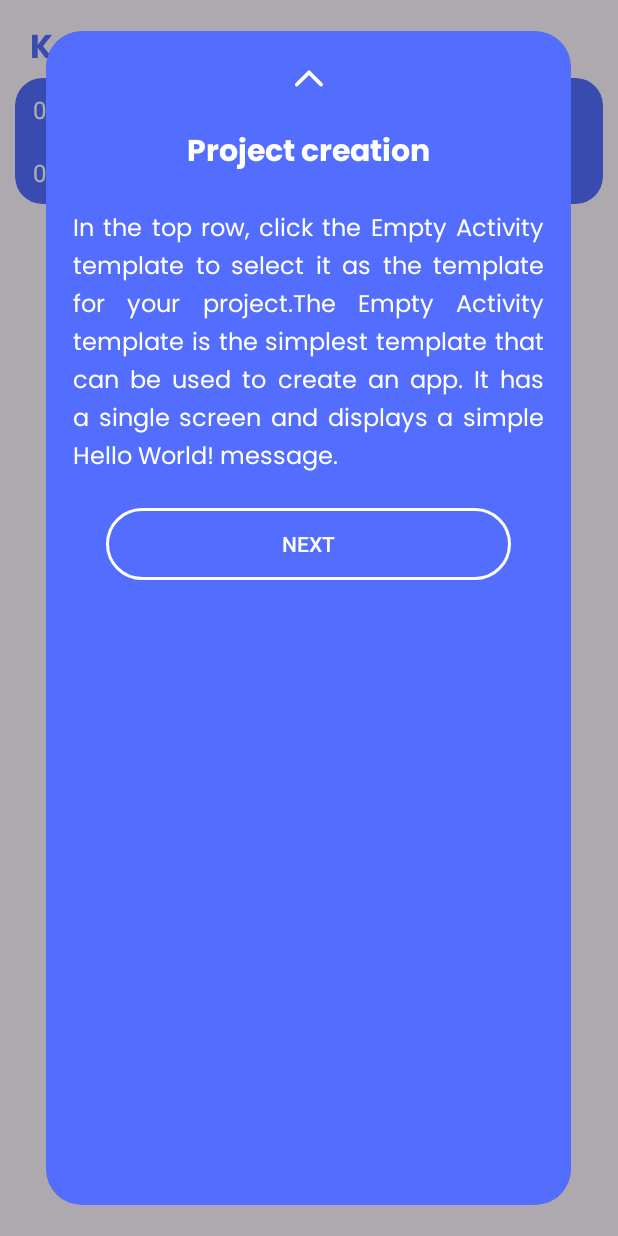
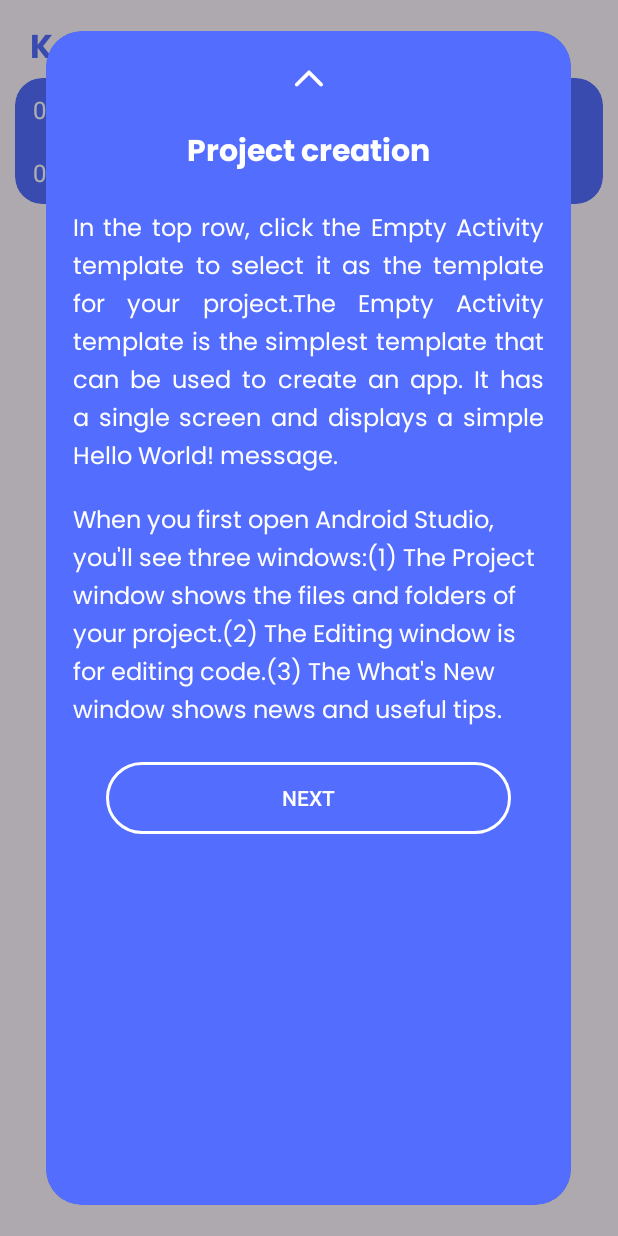
Before and after one commit to ItzDavi/Learn-Kotlin, an Android app: the fragment LessonsFragment shown on its own in the app's theme, after a tap on an icon or button, on a phone screen of 412 x 824 dp. Run offline under Robolectric (Android 15) with nearby library versions, the light colour scheme and no system bars; 1 statement that could not run was skipped.

Commit message:
added strings and divided lessons into 2 paragraphs

```diff
--- a/app/src/main/java/com/davidemolo/learnkotlin/topics/lessons/LessonDialog.kt
+++ b/app/src/main/java/com/davidemolo/learnkotlin/topics/lessons/LessonDialog.kt
@@ -1,7 +1,5 @@
 package com.davidemolo.learnkotlin.topics.lessons
 
-import android.graphics.text.LineBreaker.JUSTIFICATION_MODE_INTER_WORD
-import android.os.Build
 import android.os.Bundle
 import android.view.LayoutInflater
 import android.view.View
@@ -48,7 +46,7 @@ class LessonDialog(private val lessonData: List<LessonViewModel>, private var po
         var currentPos = position
 
         val lessonTitleTextView = dialog!!.findViewById<TextView>(R.id.lesson_textview)
-        val lessonTextTextView = dialog!!.findViewById<TextView>(R.id.lesson_text_textview)
+        val lessonTextTextView = dialog!!.findViewById<TextView>(R.id.lesson_text_paragraph1_textview)
 
         nextLessonButton.setOnClickListener {
             dialogScrollView.fullScroll(ScrollView.FOCUS_UP)
@@ -82,10 +80,13 @@ class LessonDialog(private val lessonData: List<LessonViewModel>, private var po
 
     private fun loadLesson(lessonData: LessonViewModel) {
         val lessonTitleTextView = dialog!!.findViewById<TextView>(R.id.lesson_textview)
-       val lessonTextTextView = dialog!!.findViewById<TextView>(R.id.lesson_text_textview)
+       val lessonParagraph1TextView = dialog!!.findViewById<TextView>(R.id.lesson_text_paragraph1_textview)
+        val lessonParagraph2TextView = dialog!!.findViewById<TextView>(R.id.lesson_text_paragraph2_textview)
+
 
         lessonTitleTextView.text = lessonData.lessonTitle
-        lessonTextTextView.text = lessonData.lessonText
+        lessonParagraph1TextView.text = lessonData.firstParagraph
+        lessonParagraph2TextView.text = lessonData.secondParagraph
 
     }
 }
--- a/app/src/main/java/com/davidemolo/learnkotlin/topics/lessons/LessonViewModel.kt
+++ b/app/src/main/java/com/davidemolo/learnkotlin/topics/lessons/LessonViewModel.kt
@@ -7,5 +7,6 @@ class LessonViewModel(
     val lessonTitle: String,
     //val lessonShortDescription: String,
     //val lessonDescription: String,
-    val lessonText: String,
+    val firstParagraph: String,
+    val secondParagraph: String,
     ) : ViewModel()
--- a/app/src/main/res/layout/lesson_dialog_layout.xml
+++ b/app/src/main/res/layout/lesson_dialog_layout.xml
@@ -1,5 +1,6 @@
 <?xml version="1.0" encoding="utf-8"?>
 <androidx.cardview.widget.CardView xmlns:android="http://schemas.android.com/apk/res/android"
+    xmlns:tools="http://schemas.android.com/tools"
     android:layout_width="match_parent"
     android:layout_height="match_parent"
     app:cardCornerRadius="24dp"
@@ -42,7 +43,7 @@
                 app:layout_constraintTop_toBottomOf="@id/hide_lesson_imageview" />
 
             <TextView
-                android:id="@+id/lesson_text_textview"
+                android:id="@+id/lesson_text_paragraph1_textview"
                 android:layout_width="match_parent"
                 android:layout_height="wrap_content"
                 android:layout_marginTop="20dp"
@@ -51,26 +52,54 @@
                 android:justificationMode="inter_word"
                 android:lineSpacingExtra="3dp"
                 android:paddingHorizontal="18dp"
-                android:text="Lorem ipsum dolor sit amet, consectetur adipiscing elit, sed do eiusmod tempor incididunt ut labore et dolore magna aliqua. Ut enim ad minim veniam, quis nostrud exercitation ullamco laboris nisi ut aliquip ex ea commodo consequat. Duis aute irure dolor in reprehenderit in voluptate velit esse cillum dolore eu fugiat nulla pariatur. Excepteur sint occaecat cupidatat non proident, sunt in culpa qui officia deserunt mollit anim id est laborum.Lorem ipsum dolor sit amet, consectetur adipiscing elit, sed do eiusmod tempor incididunt ut labore et dolore magna aliqua. Ut enim ad minim veniam, quis nostrud exercitation ullamco laboris nisi ut aliquip ex ea commodo consequat. Duis aute irure dolor in reprehenderit in voluptate velit esse cillum dolore eu fugiat nulla pariatur. Excepteur sint occaecat cupidatat non proident, sunt in culpa qui officia deserunt mollit anim id est laborum.Lorem ipsum dolor sit amet, consectetur adipiscing elit, sed do eiusmod tempor incididunt ut labore et dolore magna aliqua. Ut enim ad minim veniam, quis nostrud exercitation ullamco laboris nisi ut aliquip ex ea commodo consequat. Duis aute irure dolor in reprehenderit in voluptate velit esse cillum dolore eu fugiat nulla pariatur. Excepteur sint occaecat cupidatat non proident, sunt in culpa qui officia deserunt mollit anim id est laborum."
+                android:text="@string/activities_1_a"
                 android:textColor="@color/white"
                 android:textSize="16sp"
                 app:layout_constraintEnd_toEndOf="parent"
                 app:layout_constraintStart_toStartOf="parent"
                 app:layout_constraintTop_toBottomOf="@id/lesson_textview" />
 
+
+            <ImageView
+                android:id="@+id/lessonContentImageView"
+                android:layout_width="0dp"
+                android:layout_height="wrap_content"
+                android:layout_marginStart="16dp"
+                android:layout_marginTop="8dp"
+                android:layout_marginEnd="16dp"
+                app:layout_constraintEnd_toEndOf="parent"
+                app:layout_constraintStart_toStartOf="parent"
+                app:layout_constraintTop_toBottomOf="@+id/lesson_text_paragraph1_textview"
+                tools:srcCompat="@tools:sample/avatars" />
+
+            <TextView
+                android:id="@+id/lesson_text_paragraph2_textview"
+                android:layout_width="wrap_content"
+                android:layout_height="wrap_content"
+                android:layout_marginTop="8dp"
+                android:fontFamily="@font/poppinsregular"
+                android:lineSpacingExtra="3dp"
+                android:paddingHorizontal="18dp"
+                android:text="@string/activities_1_b"
+                android:textColor="@color/white"
+                android:textSize="16sp"
+                app:layout_constraintEnd_toEndOf="parent"
+                app:layout_constraintStart_toStartOf="parent"
+                app:layout_constraintTop_toBottomOf="@+id/lessonContentImageView" />
+
             <androidx.appcompat.widget.AppCompatButton
                 android:id="@+id/next_lesson_button"
                 android:layout_width="match_parent"
                 android:layout_height="wrap_content"
+                android:layout_marginHorizontal="40dp"
+                android:layout_marginVertical="20dp"
+                android:background="@drawable/custom_dialog_button"
                 android:text="Next"
                 android:textColor="@color/white"
-                android:background="@drawable/custom_dialog_button"
-                android:layout_marginHorizontal="40dp"
-                android:layout_marginVertical="20dp"
+                app:layout_constraintBottom_toBottomOf="parent"
+                app:layout_constraintEnd_toEndOf="parent"
                 app:layout_constraintStart_toStartOf="parent"
-                app:layout_constraintEnd_toEndOf="parent"
-                app:layout_constraintBottom_toBottomOf="parent"
-                app:layout_constraintTop_toBottomOf="@id/lesson_text_textview"/>
+                app:layout_constraintTop_toBottomOf="@+id/lesson_text_paragraph2_textview" />
 
         </androidx.constraintlayout.widget.ConstraintLayout>
 
--- a/app/src/main/res/values/strings.xml
+++ b/app/src/main/res/values/strings.xml
@@ -22,7 +22,7 @@
     <string name="variables_3_a">The lateinit lets you defer property initialization. When using lateinit, you should initialize your property as soon as possible.</string>
     <string name="variables_3_b">private means that the member is visible inside this class only (including all its members).</string>
     <string name="activities_1_a">An activity is a single, focused thing that the user can do. Almost all activities interact with the user, so the Activity class takes care of creating a window for you in which you can place your UI </string>
-    <string name="activities_1_b"> While activities are often presented to the user as full-screen windows, they can also be used in other ways: as floating windows), Multi-Window mode or embedded into other windows.</string>
+    <string name="activities_1_b"> While activities are often presented to the user as full-screen windows, they can also be used in other ways: as floating windows, Multi-Window mode or embedded into other windows.</string>
     <string name="activities_2_a">Activities in the system are managed as activity stacks. When a new activity is started, it is usually placed on the top of the current stack and becomes the running activity.</string>
     <string name="activities_2_b">Hello blank fragment</string>
     <string name="activities_3_a">Hello blank fragment</string>
@@ -38,22 +38,39 @@
     <string name="loops_2_a">Hello blank fragment</string>
     <string name="loops_2_b">Hello blank fragment</string>
     <string name="layouts_1_a">Hello blank fragment</string>
+    <string name="layouts_1_b">Hello blank fragment</string>
     <string name="layouts_2_a">Hello blank fragment</string>
+    <string name="layouts_2_b">Hello blank fragment</string>
     <string name="layouts_3_a">Hello blank fragment</string>
+    <string name="layouts_3_b">Hello blank fragment</string>
     <string name="events_1_a">Hello blank fragment</string>
+    <string name="events_1_b">Hello blank fragment</string>
     <string name="events_2_a">Hello blank fragment</string>
+    <string name="events_2_b">Hello blank fragment</string>
     <string name="webview_1_a">Hello blank fragment</string>
+    <string name="webview_1_b">Hello blank fragment</string>
     <string name="webview_2_a">Hello blank fragment</string>
+    <string name="webview_2_b">Hello blank fragment</string>
     <string name="webview_3_a">Hello blank fragment</string>
+    <string name="webview_3_b">Hello blank fragment</string>
     <string name="fragments_1_a">Hello blank fragment</string>
+    <string name="fragments_1_b">Hello blank fragment</string>
     <string name="fragments_2_a">Hello blank fragment</string>
+    <string name="fragments_2_b">Hello blank fragment</string>
     <string name="fragments_3_a">Hello blank fragment</string>
+    <string name="fragments_3_b">Hello blank fragment</string>
     <string name="viewbinding_1_a">Hello blank fragment</string>
+    <string name="viewbinding_1_b">Hello blank fragment</string>
     <string name="viewbinding_2_a">Hello blank fragment</string>
+    <string name="viewbinding_2_b">Hello blank fragment</string>
     <string name="animations_1_a">Hello blank fragment</string>
+    <string name="animations_1_b">Hello blank fragment</string>
     <string name="animations_2_a">Hello blank fragment</string>
+    <string name="animations_2_b">Hello blank fragment</string>
     <string name="animations_3_a">Hello blank fragment</string>
+    <string name="animations_3_b">Hello blank fragment</string>
     <string name="animations_4_a">Hello blank fragment</string>
+    <string name="animations_4_b">Hello blank fragment</string>
 
 
 </resources>
```
Also changed, not shown: app/src/main/java/com/davidemolo/learnkotlin/topics/lessons/LessonsFragment.kt (+30 -30 lines).
